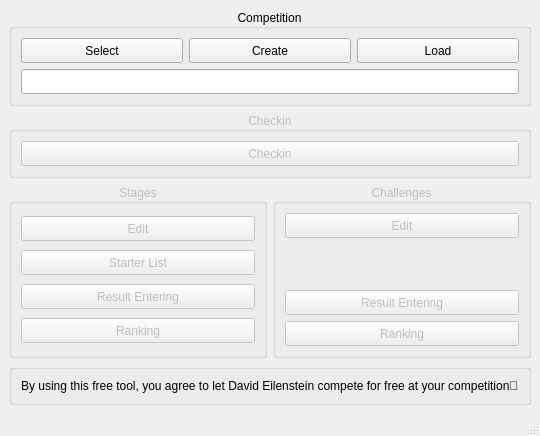
DavidEilenstein/Ninja_Competition_Manager, file code/ncm_win_main.ui: the form before one commit.
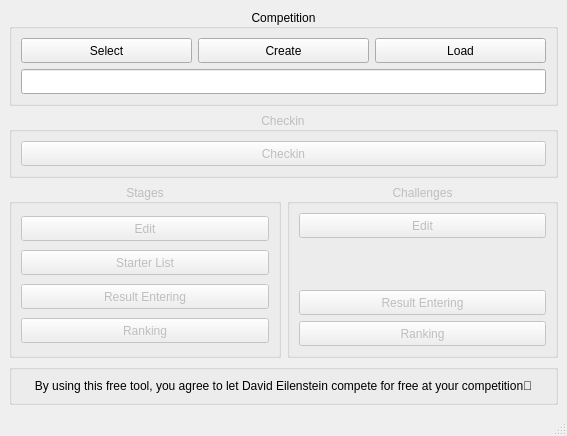
The form after the commit.

The edit to the form file:
```diff
--- a/code/ncm_win_main.ui
+++ b/code/ncm_win_main.ui
@@ -6,7 +6,7 @@
    <rect>
     <x>0</x>
     <y>0</y>
-    <width>500</width>
+    <width>567</width>
     <height>425</height>
    </rect>
   </property>
@@ -408,6 +408,9 @@
          <property name="text">
           <string>By using this free tool, you agree to let David Eilenstein compete for free at your competition💪</string>
          </property>
+         <property name="alignment">
+          <set>Qt::AlignCenter</set>
+         </property>
         </widget>
        </item>
       </layout>
```
Left out of the diff: 2 changed lines with no effect on the pictures.
